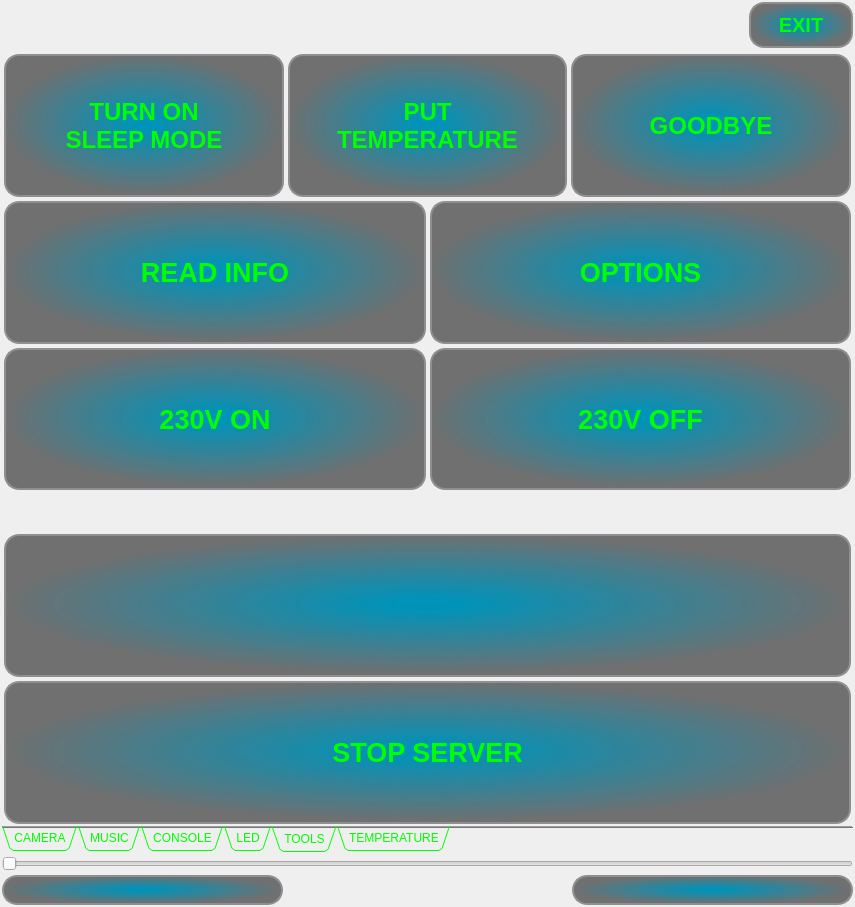
Old version of the form iDom_Client/idom_client.ui in the repository cyniu88/QT_kurs.
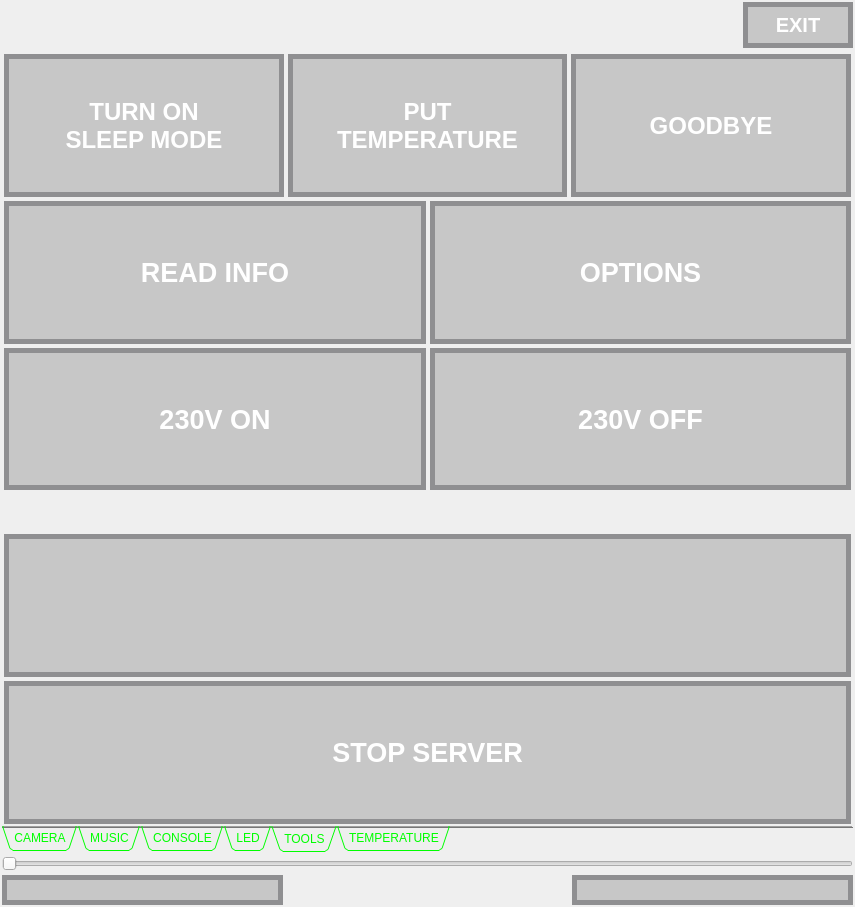
New version of the form. The open tabs and pages were chosen to show the change. Icons and pictures are not drawn.

Commit message: nowy wyglad przyciskow + exe

What changed in the file:
```diff
--- a/iDom_Client/idom_client.ui
+++ b/iDom_Client/idom_client.ui
@@ -1981,9 +1981,11 @@
              </font>
             </property>
             <property name="styleSheet">
-             <string notr="true">QPushButton {background-color: qradialgradient(spread:pad, cx:0.499807, cy:0.489, radius:0.5, fx:0.499, fy:0.488909, stop:0.0795455 rgba(0, 147, 185, 255), stop:1 rgba(30, 30, 30, 155));
- border: 2px solid #8f8f91;
-border-radius: 15px;
+             <string notr="true">QPushButton {
+background-color: rgb(158, 158, 158,125);
+ border: 5px solid #8f8f91;
+border-radius: 0px;
+color:white;
 }
 QPushButton:pressed {
 border:none;
@@ -2022,9 +2024,11 @@
                </font>
               </property>
               <property name="styleSheet">
-               <string notr="true">QPushButton {background-color: qradialgradient(spread:pad, cx:0.499807, cy:0.489, radius:0.5, fx:0.499, fy:0.488909, stop:0.0795455 rgba(0, 147, 185, 255), stop:1 rgba(30, 30, 30, 155));
- border: 2px solid #8f8f91;
-border-radius: 15px;
+               <string notr="true">QPushButton {
+background-color: rgb(158, 158, 158,125);
+ border: 5px solid #8f8f91;
+border-radius: 0px;
+color:white;
  font: bold  ;
 }
 QPushButton:pressed {
@@ -2056,9 +2060,11 @@
                </font>
               </property>
               <property name="styleSheet">
-               <string notr="true">QPushButton {background-color: qradialgradient(spread:pad, cx:0.499807, cy:0.489, radius:0.5, fx:0.499, fy:0.488909, stop:0.0795455 rgba(0, 147, 185, 255), stop:1 rgba(30, 30, 30, 155));
- border: 2px solid #8f8f91;
-border-radius: 15px;
+               <string notr="true">QPushButton {
+background-color: rgb(158, 158, 158,125);
+ border: 5px solid #8f8f91;
+border-radius: 0px;
+color:white;
 
 }
 QPushButton:pressed {
@@ -2092,9 +2098,11 @@
                <cursorShape>ArrowCursor</cursorShape>
               </property>
               <property name="styleSheet">
-               <string notr="true">QPushButton {background-color: qradialgradient(spread:pad, cx:0.499807, cy:0.489, radius:0.5, fx:0.499, fy:0.488909, stop:0.0795455 rgba(0, 147, 185, 255), stop:1 rgba(30, 30, 30, 155));
- border: 2px solid #8f8f91;
-border-radius: 15px;
+               <string notr="true">QPushButton {
+background-color: rgb(158, 158, 158,125);
+ border: 5px solid #8f8f91;
+border-radius: 0px;
+color:white;
 }
 QPushButton:pressed {
 border:none;
@@ -2143,9 +2151,11 @@
              </font>
             </property>
             <property name="styleSheet">
-             <string notr="true">QPushButton {background-color: qradialgradient(spread:pad, cx:0.499807, cy:0.489, radius:0.5, fx:0.499, fy:0.488909, stop:0.0795455 rgba(0, 147, 185, 255), stop:1 rgba(30, 30, 30, 155));
- border: 2px solid #8f8f91;
-border-radius: 15px;
+             <string notr="true">QPushButton {
+background-color: rgb(158, 158, 158,125);
+ border: 5px solid #8f8f91;
+border-radius: 0px;
+color:white;
 }
 QPushButton:pressed {
 border:none;
@@ -2177,9 +2187,11 @@
              </font>
             </property>
             <property name="styleSheet">
-             <string notr="true">QPushButton {background-color: qradialgradient(spread:pad, cx:0.499807, cy:0.489, radius:0.5, fx:0.499, fy:0.488909, stop:0.0795455 rgba(0, 147, 185, 255), stop:1 rgba(30, 30, 30, 155));
- border: 2px solid #8f8f91;
-border-radius: 15px;
+             <string notr="true">QPushButton {
+background-color: rgb(158, 158, 158,125);
+ border: 5px solid #8f8f91;
+border-radius: 0px;
+color:white;
 }
 QPushButton:pressed {
 border:none;
@@ -2212,9 +2224,11 @@
              </font>
             </property>
             <property name="styleSheet">
-             <string notr="true">QPushButton {background-color: qradialgradient(spread:pad, cx:0.499807, cy:0.489, radius:0.5, fx:0.499, fy:0.488909, stop:0.0795455 rgba(0, 147, 185, 255), stop:1 rgba(30, 30, 30, 155));
- border: 2px solid #8f8f91;
-border-radius: 15px;
+             <string notr="true">QPushButton {
+background-color: rgb(158, 158, 158,125);
+ border: 5px solid #8f8f91;
+border-radius: 0px;
+color:white;
 }
 QPushButton:pressed {
 border:none;
@@ -2245,9 +2259,11 @@
              </font>
             </property>
             <property name="styleSheet">
-             <string notr="true">QPushButton {background-color: qradialgradient(spread:pad, cx:0.499807, cy:0.489, radius:0.5, fx:0.499, fy:0.488909, stop:0.0795455 rgba(0, 147, 185, 255), stop:1 rgba(30, 30, 30, 155));
- border: 2px solid #8f8f91;
-border-radius: 15px;
+             <string notr="true">QPushButton {
+background-color: rgb(158, 158, 158,125);
+ border: 5px solid #8f8f91;
+border-radius: 0px;
+color:white;
 }
 QPushButton:pressed {
 border:none;
@@ -2274,9 +2290,11 @@
              </font>
             </property>
             <property name="styleSheet">
-             <string notr="true">QPushButton {background-color: qradialgradient(spread:pad, cx:0.499807, cy:0.489, radius:0.5, fx:0.499, fy:0.488909, stop:0.0795455 rgba(0, 147, 185, 255), stop:1 rgba(30, 30, 30, 155));
- border: 2px solid #8f8f91;
-border-radius: 15px;
+             <string notr="true">QPushButton {
+background-color: rgb(158, 158, 158,125);
+ border: 5px solid #8f8f91;
+border-radius: 0px;
+color:white;
 }
 QPushButton:pressed {
 border:none;
@@ -2684,12 +2702,13 @@
            </size>
           </property>
           <property name="styleSheet">
-           <string notr="true">QPushButton {background-color: qradialgradient(spread:pad, cx:0.499807, cy:0.489, radius:0.5, fx:0.499, fy:0.488909, stop:0.0795455 rgba(0, 147, 185, 255), stop:1 rgba(30, 30, 30, 155));
- border: 2px solid #8f8f91;
-border-radius: 15px;
+           <string notr="true">QPushButton {
+background-color: rgb(158, 158, 158,125);
+ border: 5px solid #8f8f91;
+border-radius: 0px;
+color:white;
  font: bold ;
 font-size: 20px;
-	color: rgb(0, 255, 0);
 }
 QPushButton:pressed {
 border:none;
@@ -2733,9 +2752,11 @@
         </property>
         <property name="styleSheet">
          <string notr="true">
-QPushButton {background-color: qradialgradient(spread:pad, cx:0.499807, cy:0.489, radius:0.5, fx:0.499, fy:0.488909, stop:0.0795455 rgba(0, 147, 185, 255), stop:1 rgba(30, 30, 30, 155));
- border: 2px solid #8f8f91;
-border-radius: 15px;
+QPushButton {
+background-color: rgb(158, 158, 158,125);
+ border: 5px solid #8f8f91;
+border-radius: 0px;
+color:white;
  image: url(:/new/prefix1/files/Green_Arrow_Left.svg);
 }
 QPushButton:pressed {
@@ -2806,9 +2827,11 @@
          <string>NEXT</string>
         </property>
         <property name="styleSheet">
-         <string notr="true">QPushButton {background-color: qradialgradient(spread:pad, cx:0.499807, cy:0.489, radius:0.5, fx:0.499, fy:0.488909, stop:0.0795455 rgba(0, 147, 185, 255), stop:1 rgba(30, 30, 30, 155));
- border: 2px solid #8f8f91;
-border-radius: 15px;
+         <string notr="true">QPushButton {
+background-color: rgb(158, 158, 158,125);
+ border: 5px solid #8f8f91;
+border-radius: 0px;
+color:white;
  image: url(:/new/prefix1/files/Green_Arrow_Right.svg);
 }
 QPushButton:pressed {
```
Left out of the diff: 148 changed lines with no effect on the pictures. The commit also changes 1 other file.
